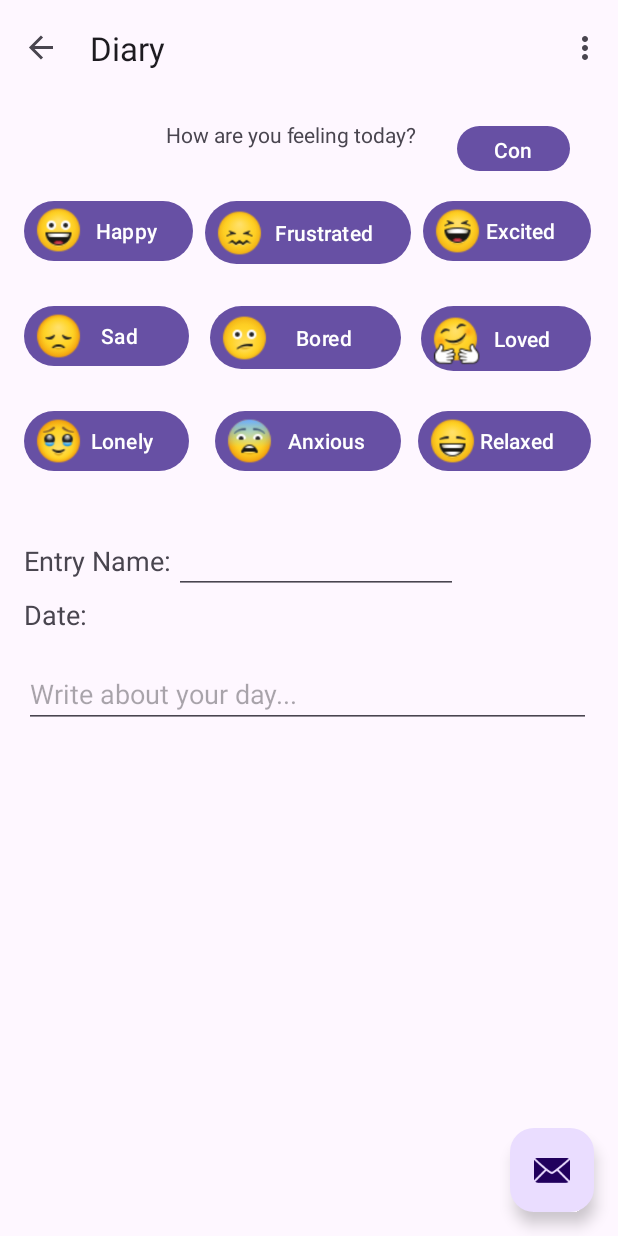
After one commit to KoukiVu/Vital-Time, an Android app: the moodAndJournal screen opened through its navigation route, on a phone screen of 412 x 824 dp. The commit adds this screen. Run offline under Robolectric (Android 15) with nearby library versions, the phone set to English and light mode, and no system bars; our stand-ins replace navigation-ui.

Commit message:
Mood Tracker

```diff
--- a/app/src/main/java/com/example/vitaltime/FirstFragment.java
+++ b/app/src/main/java/com/example/vitaltime/FirstFragment.java
@@ -32,9 +32,10 @@
             @Override
             public void onClick(View view) {
                 NavHostFragment.findNavController(FirstFragment.this)
-                        .navigate(R.id.action_FirstFragment_to_SecondFragment);
+                        .navigate(R.id.action_FirstFragment_to_moodAndJournal);
             }
         });
+
     }
 
     @Override
--- a/app/src/main/java/com/example/vitaltime/SecondFragment.java
+++ b/app/src/main/java/com/example/vitaltime/SecondFragment.java
@@ -32,7 +32,7 @@
             @Override
             public void onClick(View view) {
                 NavHostFragment.findNavController(SecondFragment.this)
-                        .navigate(R.id.action_SecondFragment_to_FirstFragment);
+                        .navigate(R.id.action_SecondFragment_to_moodAndJournal);
             }
         });
     }
--- /dev/null
+++ b/app/src/main/res/layout/mood_journal.xml
@@ -0,0 +1,294 @@
+<?xml version="1.0" encoding="utf-8"?>
+<androidx.core.widget.NestedScrollView
+        xmlns:android="http://schemas.android.com/apk/res/android"
+        xmlns:app="http://schemas.android.com/apk/res-auto"
+        xmlns:tools="http://schemas.android.com/tools"
+        android:layout_width="match_parent"
+        android:layout_height="match_parent"
+        tools:context=".moodAndJournal">
+
+    <androidx.constraintlayout.widget.ConstraintLayout
+            android:layout_width="410dp"
+            android:layout_height="1000dp"
+            android:padding="16dp">
+
+        <Button
+                android:id="@+id/button_first"
+                android:layout_width="75dp"
+                android:layout_height="38dp"
+                android:text="Continue"
+                app:layout_constraintTop_toBottomOf="parent"
+                app:layout_constraintEnd_toEndOf="parent"
+                app:layout_constraintStart_toStartOf="parent"
+                app:layout_constraintTop_toTopOf="parent"
+                app:layout_constraintHorizontal_bias="0.954"/>
+        <TextView
+                android:id="@+id/entryNameView"
+                android:layout_width="189dp"
+                android:layout_height="25dp"
+                android:layout_centerHorizontal="true"
+                android:text="Entry Name:"
+                android:textSize="18sp"
+                app:layout_constraintBottom_toTopOf="@+id/boredButton"
+                app:layout_constraintStart_toStartOf="parent"
+                app:layout_constraintTop_toTopOf="parent"
+                app:layout_constraintVertical_bias="2.97"
+
+        />
+        <TextView
+                android:id="@+id/entryDateView"
+                android:layout_width="189dp"
+                android:layout_height="25dp"
+                android:layout_centerHorizontal="true"
+                android:text="Date:"
+                android:textSize="18sp"
+                app:layout_constraintBottom_toTopOf="@+id/boredButton"
+                app:layout_constraintStart_toStartOf="parent"
+                app:layout_constraintTop_toTopOf="parent"
+                app:layout_constraintVertical_bias="3.35"/>
+        <EditText
+                android:id="@+id/entryTextView"
+                android:layout_width="189dp"
+                android:layout_height="40dp"
+                app:layout_constraintRight_toRightOf="@id/entryNameView"
+                app:layout_constraintStart_toStartOf="@id/entryNameView"
+                android:layout_marginStart="100dp"
+                app:layout_constraintTop_toTopOf="parent"
+                android:layout_marginTop="276dp"
+        />
+
+        <TextView
+                android:id="@+id/moodTextView"
+                android:layout_width="189dp"
+                android:layout_height="25dp"
+                android:layout_centerHorizontal="true"
+                android:text="How are you feeling today?"
+                app:layout_constraintBottom_toTopOf="@+id/boredButton"
+                app:layout_constraintEnd_toEndOf="parent"
+                app:layout_constraintStart_toStartOf="parent"
+                app:layout_constraintTop_toTopOf="parent"
+                app:layout_constraintVertical_bias="0.0"/>
+        <Button
+                android:id="@+id/sadButton"
+                android:layout_width="wrap_content"
+                android:layout_height="wrap_content"
+                android:layout_marginTop="120dp"
+                android:text="        Sad   "
+                app:layout_constraintTop_toBottomOf="parent"
+                app:layout_constraintStart_toStartOf="parent"
+                app:layout_constraintTop_toTopOf="parent"
+                app:layout_constraintStart_toEndOf="parent"
+
+        />
+        <Button
+                android:id="@+id/happyButton"
+                android:layout_width="wrap_content"
+                android:layout_height="wrap_content"
+                android:layout_marginTop="50dp"
+                android:text="       Happy"
+                app:layout_constraintTop_toBottomOf="parent"
+                app:layout_constraintStart_toStartOf="parent"
+                app:layout_constraintTop_toTopOf="parent"
+        />
+        <Button
+                android:id="@+id/excitedButton"
+                android:layout_width="wrap_content"
+                android:layout_height="wrap_content"
+                android:layout_marginTop="50dp"
+                android:text="     Excited"
+                app:layout_constraintTop_toBottomOf="parent"
+                app:layout_constraintStart_toStartOf="parent"
+                app:layout_constraintTop_toTopOf="parent"
+                app:layout_constraintEnd_toEndOf="parent"
+                app:layout_constraintHorizontal_bias="1.0"/>
+        <Button
+                android:id="@+id/boredButton"
+                android:layout_width="127dp"
+                android:layout_height="50dp"
+                android:layout_marginTop="120dp"
+                android:text="        Bored "
+                app:layout_constraintTop_toBottomOf="parent"
+                app:layout_constraintStart_toStartOf="parent"
+                app:layout_constraintTop_toTopOf="parent"
+                app:layout_constraintEnd_toEndOf="parent"
+                app:layout_constraintHorizontal_bias="0.496"/>
+        <Button
+                android:id="@+id/frustratedButton"
+                android:layout_width="137dp"
+                android:layout_height="50dp"
+                android:layout_marginTop="50dp"
+                android:text="      Frustrated"
+                app:layout_constraintTop_toBottomOf="parent"
+                app:layout_constraintStart_toStartOf="parent"
+                app:layout_constraintTop_toTopOf="parent"
+                app:layout_constraintEnd_toEndOf="parent"
+        />
+        <Button
+                android:id="@+id/lovedButton"
+                android:layout_width="113dp"
+                android:layout_height="51dp"
+                android:layout_marginTop="120dp"
+                android:text="      Loved"
+                app:layout_constraintTop_toBottomOf="parent"
+                app:layout_constraintStart_toStartOf="parent"
+                app:layout_constraintTop_toTopOf="parent"
+                app:layout_constraintEnd_toEndOf="parent"
+                app:layout_constraintHorizontal_bias="1.0"/>
+        <Button
+                android:id="@+id/lonelyButton"
+                android:layout_width="wrap_content"
+                android:layout_height="wrap_content"
+                android:layout_marginTop="190dp"
+                android:text="      Lonely"
+                app:layout_constraintTop_toBottomOf="parent"
+                app:layout_constraintStart_toStartOf="parent"
+                app:layout_constraintTop_toTopOf="parent"
+                app:layout_constraintStart_toEndOf="parent"/>
+
+        <Button
+                android:id="@+id/anxiousButton"
+                android:layout_width="wrap_content"
+                android:layout_height="wrap_content"
+                android:layout_marginTop="190dp"
+                android:text="       Anxious"
+                app:layout_constraintTop_toBottomOf="parent"
+                app:layout_constraintStart_toStartOf="parent"
+                app:layout_constraintTop_toTopOf="parent"
+                app:layout_constraintEnd_toEndOf="parent"
+        />
+        <Button
+                android:id="@+id/relaxedButton"
+                android:layout_width="wrap_content"
+                android:layout_height="wrap_content"
+                android:layout_marginTop="190dp"
+                android:text="     Relaxed"
+                app:layout_constraintTop_toBottomOf="parent"
+                app:layout_constraintStart_toStartOf="parent"
+                app:layout_constraintTop_toTopOf="parent"
+                app:layout_constraintEnd_toEndOf="parent"
+                app:layout_constraintHorizontal_bias="1.0"
+        />
+        <ImageView
+                android:src="@drawable/sadface"
+                android:layout_width="38dp"
+                android:layout_height="41dp"
+                android:id="@+id/imageView6"
+                app:layout_constraintTop_toTopOf="@id/sadButton"
+                app:layout_constraintLeft_toLeftOf="@id/sadButton"
+                app:layout_constraintBottom_toBottomOf="@id/sadButton"
+                android:layout_marginLeft="4dp"
+
+        />
+        <ImageView
+                android:src="@drawable/happyface"
+                android:layout_width="38dp"
+                android:layout_height="41dp"
+                android:id="@+id/imageView7"
+                app:layout_constraintTop_toTopOf="@id/happyButton"
+                app:layout_constraintLeft_toLeftOf="@id/happyButton"
+                app:layout_constraintBottom_toBottomOf="@id/happyButton"
+                android:layout_marginLeft="4dp"
+                app:layout_constraintVertical_bias="0.428"
+        />
+        <ImageView
+                android:src="@drawable/frustratedface"
+                android:layout_width="38dp"
+                android:layout_height="41dp"
+                android:id="@+id/imageView9"
+                app:layout_constraintTop_toTopOf="@id/frustratedButton"
+                app:layout_constraintLeft_toLeftOf="@id/frustratedButton"
+                app:layout_constraintBottom_toBottomOf="@id/frustratedButton"
+                android:layout_marginLeft="4dp"
+                app:layout_constraintVertical_bias="0.5"/>
+        <ImageView
+                android:src="@drawable/lonelyface"
+                android:layout_width="38dp"
+                android:layout_height="41dp"
+                android:id="@+id/imageView10"
+                app:layout_constraintTop_toTopOf="@id/lonelyButton"
+                app:layout_constraintLeft_toLeftOf="@id/lonelyButton"
+                app:layout_constraintBottom_toBottomOf="@id/lonelyButton"
+                android:layout_marginLeft="4dp"
+                app:layout_constraintVertical_bias="0.5"
+        />
+        <ImageView
+                android:src="@drawable/boredface"
+                android:layout_width="38dp"
+                android:layout_height="41dp"
+                android:id="@+id/imageView11"
+                app:layout_constraintTop_toTopOf="@id/boredButton"
+                app:layout_constraintLeft_toLeftOf="@id/boredButton"
+                app:layout_constraintBottom_toBottomOf="@id/boredButton"
+                android:layout_marginLeft="4dp"
+                app:layout_constraintVertical_bias="0.5 "/>
+        <ImageView
+                android:src="@drawable/anxiousface"
+                android:layout_width="38dp"
+                android:layout_height="41dp"
+                android:id="@+id/imageView"
+                app:layout_constraintTop_toTopOf="@id/anxiousButton"
+                app:layout_constraintLeft_toLeftOf="@id/anxiousButton"
+                app:layout_constraintBottom_toBottomOf="@id/anxiousButton"
+                android:layout_marginLeft="4dp"
+                app:layout_constraintVertical_bias="0.5 "/>
+        <ImageView
+                android:src="@drawable/lovedface"
+                android:layout_width="38dp"
+                android:layout_height="41dp"
+                android:id="@+id/imageView2"
+                app:layout_constraintTop_toTopOf="@id/lovedButton"
+                app:layout_constraintLeft_toLeftOf="@id/lovedButton"
+                app:layout_constraintBottom_toBottomOf="@id/lovedButton"
+                android:layout_marginLeft="4dp"
+                app:layout_constraintVertical_bias="0.5"
+        />
+        <ImageView
+                android:src="@drawable/excitedface"
+                android:layout_width="38dp"
+                android:layout_height="41dp"
+                android:id="@+id/imageView3"
+                app:layout_constraintTop_toTopOf="@id/excitedButton"
+                app:layout_constraintLeft_toLeftOf="@id/excitedButton"
+                app:layout_constraintBottom_toBottomOf="@id/excitedButton"
+                android:layout_marginLeft="4dp"
+                app:layout_constraintVertical_bias="0.5"
+        />
+        <ImageView
+                android:src="@drawable/relaxedface"
+                android:layout_width="38dp"
+                android:layout_height="41dp"
+                android:id="@+id/imageView4"
+                app:layout_constraintTop_toTopOf="@id/relaxedButton"
+                app:layout_constraintLeft_toLeftOf="@id/relaxedButton"
+                app:layout_constraintBottom_toBottomOf="@id/relaxedButton"
+                android:layout_marginLeft="4dp"
+                app:layout_constraintVertical_bias="0.5"
+        />
+        <ScrollView
+                android:layout_width="match_parent"
+                android:layout_height="match_parent"
+                android:fillViewport="true">
+            <LinearLayout
+                    android:layout_width="match_parent"
+                    android:layout_height="wrap_content"
+                    android:orientation="vertical">
+                <EditText
+                        android:id="@+id/editTextDiaryContent"
+                        app:layout_constraintTop_toTopOf="parent"
+                        android:layout_width="match_parent"
+                        android:layout_height="wrap_content"
+                        android:inputType="textMultiLine"
+                        android:gravity="top|start"
+                        android:lines="10"
+                        android:minLines="1"
+                        android:maxLines="10"
+                        android:scrollbars="vertical"
+                        android:hint="Write about your day..."
+                        tools:layout_editor_absoluteX="16dp"
+                        android:layout_marginTop="360dp"
+                />
+            </LinearLayout>
+        </ScrollView>
+
+    </androidx.constraintlayout.widget.ConstraintLayout>
+</androidx.core.widget.NestedScrollView>
--- a/app/src/main/res/navigation/nav_graph.xml
+++ b/app/src/main/res/navigation/nav_graph.xml
@@ -12,8 +12,8 @@
             tools:layout="@layout/fragment_first">
 
         <action
-                android:id="@+id/action_FirstFragment_to_SecondFragment"
-                app:destination="@id/SecondFragment"/>
+                android:id="@+id/action_FirstFragment_to_moodAndJournal"
+                app:destination="@id/moodAndJournal"/>
     </fragment>
     <fragment
             android:id="@+id/SecondFragment"
@@ -22,7 +22,18 @@
             tools:layout="@layout/fragment_second">
 
         <action
-                android:id="@+id/action_SecondFragment_to_FirstFragment"
-                app:destination="@id/FirstFragment"/>
+                android:id="@+id/action_SecondFragment_to_moodAndJournal"
+                app:destination="@id/moodAndJournal"/>
+    </fragment>
+    <fragment
+        android:id="@+id/moodAndJournal"
+        android:name="com.example.vitaltime.moodAndJournal"
+        android:label="Diary"
+        tools:layout="@layout/mood_journal">
+
+        <action
+                android:id="@+id/action_moodAndJournal_to_SecondFragment"
+                app:destination="@id/SecondFragment"
+                />
     </fragment>
 </navigation>
```
Also changed, not shown: app/src/main/java/com/example/vitaltime/moodAndJournal.java (added, +189 -0 lines), app/src/main/res/drawable/anxiousface.png (added), app/src/main/res/drawable/boredface.png (added), app/src/main/res/drawable/excitedface.png (added), app/src/main/res/drawable/frustratedface.png (added), app/src/main/res/drawable/happyface.png (added), app/src/main/res/drawable/lonelyface.png (added), app/src/main/res/drawable/lovedface.png (added), app/src/main/res/drawable/relaxedface.png (added), app/src/main/res/drawable/sadface.png (added).
